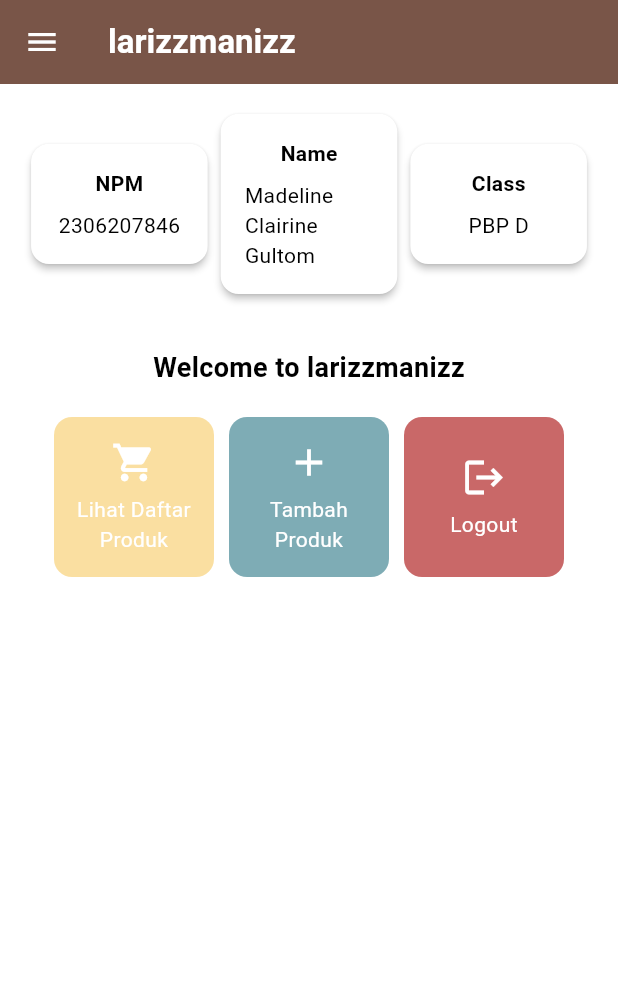
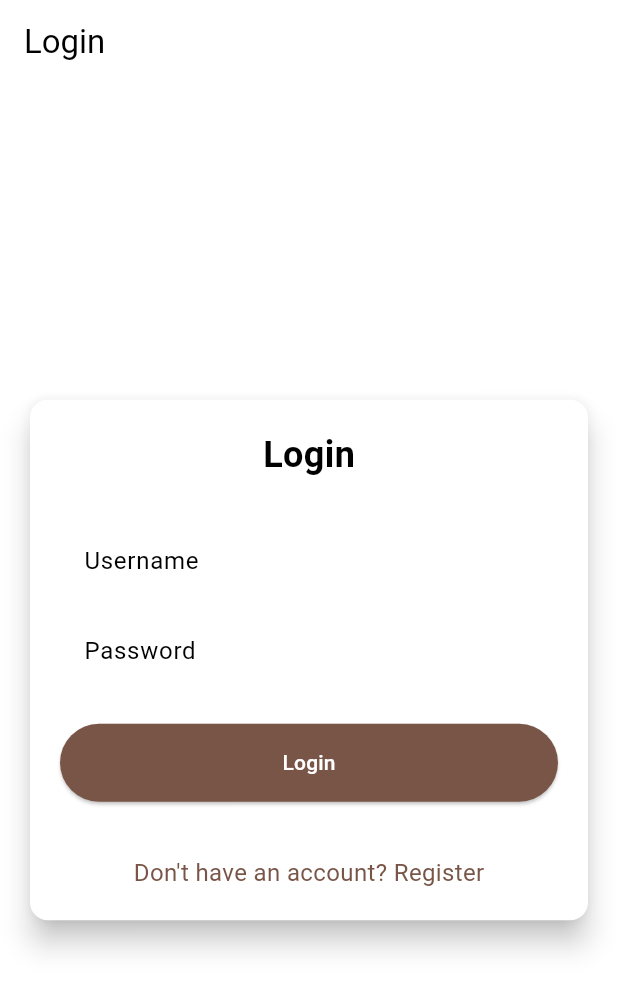
Before and after one commit to mdlnecg/larizzmanizz-mobile, a Flutter app: the screen it shows after launch, on a phone screen of 412 x 824 dp. Shown: the top 991 px of the screen. Run offline on Flutter 3.47's test engine with Material 3 defaults, Android fonts, the phone set to English and light mode, and no system bars; missing offline and left inert: pbp_django_auth.

Commit message:
Finish Tugas 9

```diff
--- a/lib/main.dart
+++ b/lib/main.dart
@@ -1,5 +1,8 @@
 import 'package:flutter/material.dart';
 import 'package:larizzmanizz/screens/menu.dart';
+import 'package:pbp_django_auth/pbp_django_auth.dart';
+import 'package:larizzmanizz/screens/login.dart';
+import 'package:provider/provider.dart';
 
 void main() {
   runApp(const MyApp());
@@ -10,7 +13,12 @@
 
   @override
   Widget build(BuildContext context) {
-    return MaterialApp(
+    return Provider(
+      create: (_) {
+        CookieRequest request = CookieRequest();
+        return request;
+      },
+      child: MaterialApp(
         title: 'larizzmanizz',
         theme: ThemeData(
           colorScheme: ColorScheme.fromSwatch(
@@ -18,7 +26,8 @@
           ).copyWith(secondary: Colors.brown[600]),
           useMaterial3: true,
         ),
-      home: MyHomePage(),
+        home: const LoginPage(),
+      ),
     );
   }
 }
--- /dev/null
+++ b/lib/screens/login.dart
@@ -0,0 +1,178 @@
+import 'package:larizzmanizz/screens/menu.dart';
+import 'package:flutter/material.dart';
+import 'package:pbp_django_auth/pbp_django_auth.dart';
+import 'package:provider/provider.dart';
+import 'package:larizzmanizz/screens/register.dart';
+
+void main() {
+  runApp(const LoginApp());
+}
+
+class LoginApp extends StatelessWidget {
+  const LoginApp({super.key});
+
+  @override
+  Widget build(BuildContext context) {
+    return MaterialApp(
+      title: 'Login',
+      theme: ThemeData(
+        useMaterial3: true,
+        colorScheme: ColorScheme.fromSwatch(
+          primarySwatch: Colors.deepPurple,
+        ).copyWith(secondary: Colors.deepPurple[400]),
+      ),
+      home: const LoginPage(),
+    );
+  }
+}
+
+class LoginPage extends StatefulWidget {
+  const LoginPage({super.key});
+
+  @override
+  State<LoginPage> createState() => _LoginPageState();
+}
+
+class _LoginPageState extends State<LoginPage> {
+  final TextEditingController _usernameController = TextEditingController();
+  final TextEditingController _passwordController = TextEditingController();
+
+  @override
+  Widget build(BuildContext context) {
+    final request = context.watch<CookieRequest>();
+
+    return Scaffold(
+      appBar: AppBar(
+        title: const Text('Login'),
+      ),
+      body: Center(
+        child: SingleChildScrollView(
+          padding: const EdgeInsets.all(16.0),
+          child: Card(
+            elevation: 8,
+            shape: RoundedRectangleBorder(
+              borderRadius: BorderRadius.circular(12.0),
+            ),
+            child: Padding(
+              padding: const EdgeInsets.all(20.0),
+              child: Column(
+                mainAxisSize: MainAxisSize.min,
+                children: [
+                  const Text(
+                    'Login',
+                    style: TextStyle(
+                      fontSize: 24.0,
+                      fontWeight: FontWeight.bold,
+                    ),
+                  ),
+                  const SizedBox(height: 30.0),
+                  TextField(
+                    controller: _usernameController,
+                    decoration: const InputDecoration(
+                      labelText: 'Username',
+                      hintText: 'Enter your username',
+                      border: OutlineInputBorder(
+                        borderRadius: BorderRadius.all(Radius.circular(12.0)),
+                      ),
+                      contentPadding:
+                          EdgeInsets.symmetric(horizontal: 12.0, vertical: 8.0),
+                    ),
+                  ),
+                  const SizedBox(height: 12.0),
+                  TextField(
+                    controller: _passwordController,
+                    decoration: const InputDecoration(
+                      labelText: 'Password',
+                      hintText: 'Enter your password',
+                      border: OutlineInputBorder(
+                        borderRadius: BorderRadius.all(Radius.circular(12.0)),
+                      ),
+                      contentPadding:
+                          EdgeInsets.symmetric(horizontal: 12.0, vertical: 8.0),
+                    ),
+                    obscureText: true,
+                  ),
+                  const SizedBox(height: 24.0),
+                  ElevatedButton(
+                    onPressed: () async {
+                      String username = _usernameController.text;
+                      String password = _passwordController.text;
+
+                      // Cek kredensial
+                      final response = await request
+                          .login("http://127.0.0.1:8000/auth/login/", {
+                        'username': username,
+                        'password': password,
+                      });
+
+                      if (request.loggedIn) {
+                        String message = response['message'];
+                        String uname = response['username'];
+                        if (context.mounted) {
+                          Navigator.pushReplacement(
+                            context,
+                            MaterialPageRoute(
+                                builder: (context) => MyHomePage()),
+                          );
+                          ScaffoldMessenger.of(context)
+                            ..hideCurrentSnackBar()
+                            ..showSnackBar(
+                              SnackBar(
+                                  content:
+                                      Text("$message Selamat datang, $uname.")),
+                            );
+                        }
+                      } else {
+                        if (context.mounted) {
+                          showDialog(
+                            context: context,
+                            builder: (context) => AlertDialog(
+                              title: const Text('Login Gagal'),
+                              content: Text(response['message']),
+                              actions: [
+                                TextButton(
+                                  child: const Text('OK'),
+                                  onPressed: () {
+                                    Navigator.pop(context);
+                                  },
+                                ),
+                              ],
+                            ),
+                          );
+                        }
+                      }
+                    },
+                    style: ElevatedButton.styleFrom(
+                      foregroundColor: Colors.white,
+                      minimumSize: Size(double.infinity, 50),
+                      backgroundColor: Theme.of(context).colorScheme.primary,
+                      padding: const EdgeInsets.symmetric(vertical: 16.0),
+                    ),
+                    child: const Text('Login'),
+                  ),
+                  const SizedBox(height: 36.0),
+                  GestureDetector(
+                    onTap: () {
+                      Navigator.push(
+                        context,
+                        MaterialPageRoute(
+                            builder: (context) => const RegisterPage()),
+                      );
+                    },
+                    child: Text(
+                      'Don\'t have an account? Register',
+                      style: TextStyle(
+                        color: Theme.of(context).colorScheme.primary,
+                        fontSize: 16.0,
+                      ),
+                    ),
+                  ),
+                ],
+              ),
+            ),
+          ),
+        ),
+      ),
+    );
+  }
+}
--- a/lib/screens/menu.dart
+++ b/lib/screens/menu.dart
@@ -8,8 +8,7 @@
   final String className = 'PBP D';
 
   final List<ItemHomepage> items = [
-    ItemHomepage(
-        "Lihat Daftar Produk", Icons.shopping_cart, const Color(0xFFFADFA1)),
+    ItemHomepage("Lihat Daftar Produk", Icons.shopping_cart, const Color(0xFFFADFA1)),
     ItemHomepage("Tambah Produk", Icons.add, const Color(0xFF7EACB5)),
     ItemHomepage("Logout", Icons.logout, const Color(0xFFC96868)),
   ];
--- a/pubspec.yaml
+++ b/pubspec.yaml
@@ -35,6 +35,9 @@
   # The following adds the Cupertino Icons font to your application.
   # Use with the CupertinoIcons class for iOS style icons.
   cupertino_icons: ^1.0.8
+  provider: ^6.1.2
+  pbp_django_auth: ^0.4.0
+  http: ^1.2.2
 
 dev_dependencies:
   flutter_test:
```
Also changed, not shown: lib/models/product_entry.dart (added, +69 -0 lines), lib/screens/list_productentry.dart (added, +88 -0 lines), lib/screens/product_entry_form.dart (+37 -56 lines), lib/screens/register.dart (added, +163 -0 lines), lib/widgets/left_drawer.dart (+13 -1 lines), lib/widgets/product_card.dart (+45 -4 lines), pubspec.lock, 3 other files. Lines whose indentation alone changed are shown as unchanged.
